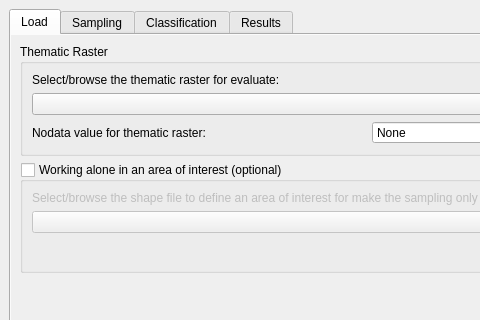
This is ui/acatama_dockwidget.ui in SMByC/AcATaMa as Qt 5 draws it before an edit; both pictures show x 0 to 480 and y 0 to 320 of the 738 by 1166 pixel window. The edited form follows.
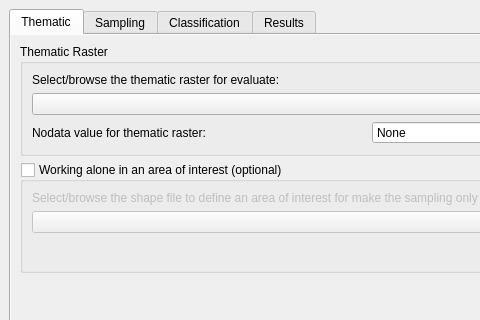
This is the edited form. The open tabs and pages were chosen to show the change. Custom widgets are drawn as their Qt base class.

Commit message: Rename the load to thematic tab

The edit to the form file:
```diff
--- a/ui/acatama_dockwidget.ui
+++ b/ui/acatama_dockwidget.ui
@@ -22,7 +22,7 @@
       </property>
       <widget class="QWidget" name="tab_load">
        <attribute name="title">
-        <string>Load</string>
+        <string>Thematic</string>
        </attribute>
        <layout class="QVBoxLayout" name="verticalLayout">
         <property name="spacing">
```
Left out of the diff: 8 changed lines with no effect on the pictures.
